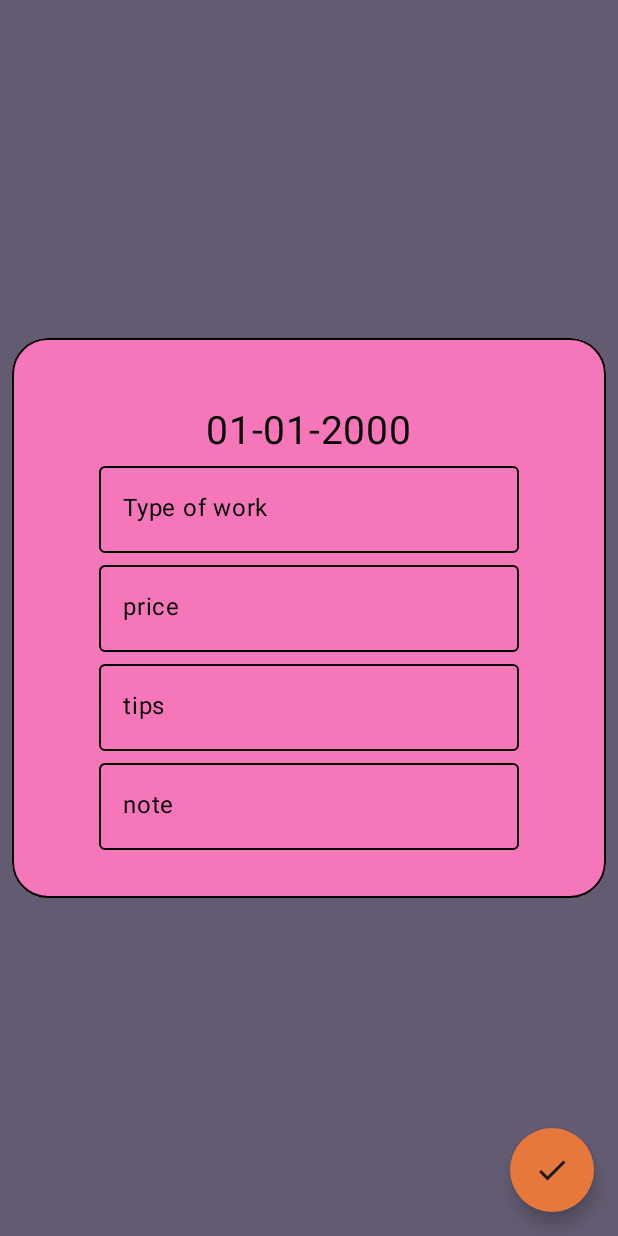
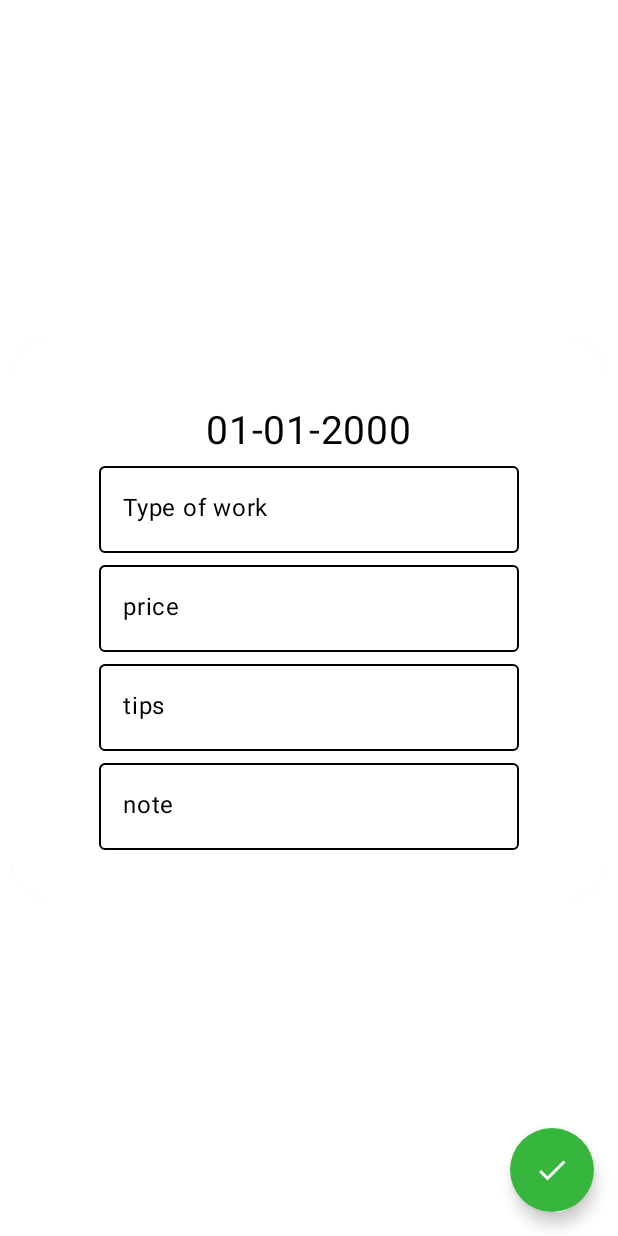
Before and after one commit to AnotherOneNewCoder/ClientApp, an Android app built with Jetpack Compose: the SuccessfulCalendarDayEvent screen opened through its navigation route, on a phone screen of 412 x 824 dp. Run offline under Robolectric (Android 15) with nearby library versions, the phone set to English and light mode, and no system bars; our stand-ins replace Dagger/Hilt's generated code, Room's generated code, accompanist; libraries missing offline, so code that uses them is left out: io.github.boguszpawlowski.composecalendar; 1 statement that could not run was skipped.

Commit message:
small fixes

```diff
--- a/app/src/main/java/ru/zhogin/composeClientApp/compose/calendar/BasicCalendarEvent.kt
+++ b/app/src/main/java/ru/zhogin/composeClientApp/compose/calendar/BasicCalendarEvent.kt
@@ -19,6 +19,7 @@ import androidx.compose.material3.Text
 import androidx.compose.runtime.Composable
 import androidx.compose.ui.Alignment
 import androidx.compose.ui.Modifier
+import androidx.compose.ui.graphics.Color
 import androidx.compose.ui.text.font.FontWeight
 import androidx.compose.ui.text.style.TextOverflow
 import androidx.compose.ui.unit.dp
@@ -66,6 +67,7 @@ fun BasicCalendarEvent(
                     )
                 }",
                 fontSize = 14.sp,
+                color = Color.Black
             )
 
 
@@ -86,7 +88,7 @@ fun BasicCalendarEvent(
                         ) {
                             Icon(
                                 Icons.Filled.Done, contentDescription = "Done",
-                                //tint = MyBlueDark
+                                tint = Color.Black
                             )
                         }
                     }
@@ -99,7 +101,7 @@ fun BasicCalendarEvent(
 
                     ) {
                         Icon(
-                            Icons.Filled.Delete, contentDescription = "Delete", //tint = MyCherry
+                            Icons.Filled.Delete, contentDescription = "Delete", tint = Color.Black
                         )
                     }
 
@@ -119,6 +121,7 @@ fun BasicCalendarEvent(
             //style = MaterialTheme.typography.body1,
             fontSize = 16.sp,
             fontWeight = FontWeight.Bold,
+            color = Color.Black
         )
 
         if (dayEvent.description != null) {
@@ -126,7 +129,8 @@ fun BasicCalendarEvent(
                 text = dayEvent.description,
                 style = MaterialTheme.typography.body2,
                 maxLines = 1,
-                overflow = TextOverflow.Ellipsis
+                overflow = TextOverflow.Ellipsis,
+                color = Color.Black
             )
 
         }
--- a/app/src/main/java/ru/zhogin/composeClientApp/compose/screens/CalendarScreen.kt
+++ b/app/src/main/java/ru/zhogin/composeClientApp/compose/screens/CalendarScreen.kt
@@ -2,7 +2,6 @@ package ru.zhogin.composeClientApp.compose.screens
 
 import android.os.Build
 import androidx.annotation.RequiresApi
-import androidx.compose.foundation.BorderStroke
 import androidx.compose.foundation.background
 import androidx.compose.foundation.layout.Box
 import androidx.compose.foundation.layout.Column
@@ -22,7 +21,6 @@ import androidx.compose.runtime.mutableStateOf
 import androidx.compose.runtime.remember
 import androidx.compose.ui.Alignment
 import androidx.compose.ui.Modifier
-import androidx.compose.ui.graphics.Color
 import androidx.compose.ui.res.stringResource
 import androidx.compose.ui.unit.dp
 import androidx.hilt.navigation.compose.hiltViewModel
@@ -35,7 +33,7 @@ import ru.zhogin.composeClientApp.compose.calendar.CustomMonthHeader
 import ru.zhogin.composeClientApp.compose.calendar.Schedule
 import ru.zhogin.composeClientApp.dto.CalendarDayEvent
 import ru.zhogin.composeClientApp.ui.theme.Brize2
-import ru.zhogin.composeClientApp.ui.theme.MyBlue
+import ru.zhogin.composeClientApp.ui.theme.MyGrey2
 import ru.zhogin.composeClientApp.viewmodel.CalendarDayEventViewModel
 import ru.zhogin.composeClientApp.viewmodel.CalendarDayViewModel
 import java.time.LocalDate
@@ -93,7 +91,7 @@ fun CalendarScreen(
     Column(
         modifier = Modifier
             .fillMaxWidth()
-            .background(MyBlue),
+            .background(MyGrey2),
         horizontalAlignment = Alignment.CenterHorizontally
     ) {
         Card(
@@ -101,7 +99,8 @@ fun CalendarScreen(
                 .fillMaxWidth(0.8f)
                 .padding(top = 4.dp, bottom = 4.dp, start = 4.dp, end = 4.dp),
             shape = RoundedCornerShape(16.dp),
-            border = BorderStroke(1.dp, Color.Black),
+            elevation = 16.dp
+            //border = BorderStroke(1.dp, Color.Black),
 
             ) {
 
@@ -125,7 +124,8 @@ fun CalendarScreen(
                 .fillMaxWidth(0.9f)
                 .padding(top = 4.dp, bottom = 4.dp, start = 4.dp, end = 4.dp),
             shape = RoundedCornerShape(16.dp),
-            border = BorderStroke(1.dp, Color.Black),
+            //border = BorderStroke(1.dp, Color.Black),
+            elevation = 16.dp
 
             ) {
 
--- a/app/src/main/java/ru/zhogin/composeClientApp/compose/screens/SuccessfullCalendarDayEvent.kt
+++ b/app/src/main/java/ru/zhogin/composeClientApp/compose/screens/SuccessfullCalendarDayEvent.kt
@@ -2,7 +2,6 @@ package ru.zhogin.composeClientApp.compose.screens
 
 import android.annotation.SuppressLint
 import android.widget.Toast
-import androidx.compose.foundation.BorderStroke
 import androidx.compose.foundation.background
 import androidx.compose.foundation.layout.Arrangement
 import androidx.compose.foundation.layout.Column
@@ -38,12 +37,8 @@ import androidx.compose.ui.unit.dp
 import androidx.compose.ui.unit.sp
 import androidx.hilt.navigation.compose.hiltViewModel
 import ru.zhogin.composeClientApp.R
-import ru.zhogin.composeClientApp.dto.GenderType
 import ru.zhogin.composeClientApp.services.MyUtils
-import ru.zhogin.composeClientApp.ui.theme.MyBlue
-import ru.zhogin.composeClientApp.ui.theme.MyPink
-import ru.zhogin.composeClientApp.ui.theme.Orange
-import ru.zhogin.composeClientApp.ui.theme.PurpleGrey40
+import ru.zhogin.composeClientApp.ui.theme.Brize2
 import ru.zhogin.composeClientApp.viewmodel.CalendarDayEventViewModel
 import ru.zhogin.composeClientApp.viewmodel.ClientViewModule
 import java.time.format.DateTimeFormatter
@@ -98,7 +93,7 @@ fun SuccessfulCalendarDayEvent(
         floatingActionButtonPosition = FabPosition.End,
         floatingActionButton = {
             FloatingActionButton(
-                backgroundColor = Orange,
+                backgroundColor = Brize2,
                 onClick = {
                     price.value.ifBlank {
                         Toast.makeText(
@@ -143,13 +138,13 @@ fun SuccessfulCalendarDayEvent(
                     onNavigateToCalendarScreen()
                 }
             ) {
-                Icon(Icons.Filled.Done, contentDescription = "Done")
+                Icon(Icons.Filled.Done, contentDescription = "Done", tint = Color.White)
 
 
             }
 
         },
-        backgroundColor = PurpleGrey40,
+        backgroundColor = Color.White,
     ) {
 
 
@@ -168,15 +163,16 @@ fun SuccessfulCalendarDayEvent(
                     .padding(8.dp)
 
                     .verticalScroll(rememberScrollState()),
-                border = BorderStroke(1.dp, Color.Black),
+
 
                 ) {
                 Column(
                     modifier = Modifier
                         .fillMaxWidth()
                         .background(
-                            if (clientViewModule.editedClient.value?.gender == GenderType.MALE) MyBlue
-                            else MyPink
+//                            if (clientViewModule.editedClient.value?.gender == GenderType.MALE) MyBlue
+//                            else MyPink
+                            Color.White
                         )
                         .padding(horizontal = 8.dp),
                     horizontalAlignment = Alignment.CenterHorizontally,
```
